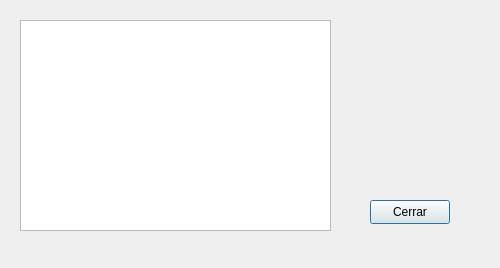
The window that Servidor/ventanalistausuarios.ui (GrageraE/App-Mensajeria-2.0) describes before a commit, drawn with Qt 5.
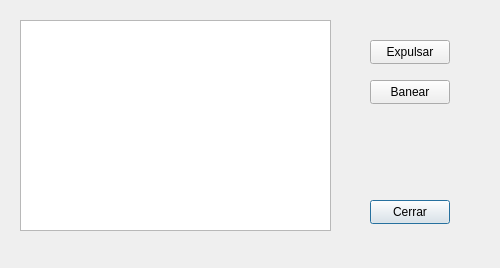
The same window after the commit.

Patch:
```diff
--- a/Servidor/ventanalistausuarios.ui
+++ b/Servidor/ventanalistausuarios.ui
@@ -36,6 +36,32 @@
     <string>Cerrar</string>
    </property>
   </widget>
+  <widget class="QPushButton" name="botonExpulsar">
+   <property name="geometry">
+    <rect>
+     <x>370</x>
+     <y>40</y>
+     <width>80</width>
+     <height>24</height>
+    </rect>
+   </property>
+   <property name="text">
+    <string>Expulsar</string>
+   </property>
+  </widget>
+  <widget class="QPushButton" name="botonBanear">
+   <property name="geometry">
+    <rect>
+     <x>370</x>
+     <y>80</y>
+     <width>80</width>
+     <height>24</height>
+    </rect>
+   </property>
+   <property name="text">
+    <string>Banear</string>
+   </property>
+  </widget>
  </widget>
  <resources/>
  <connections/>
```
